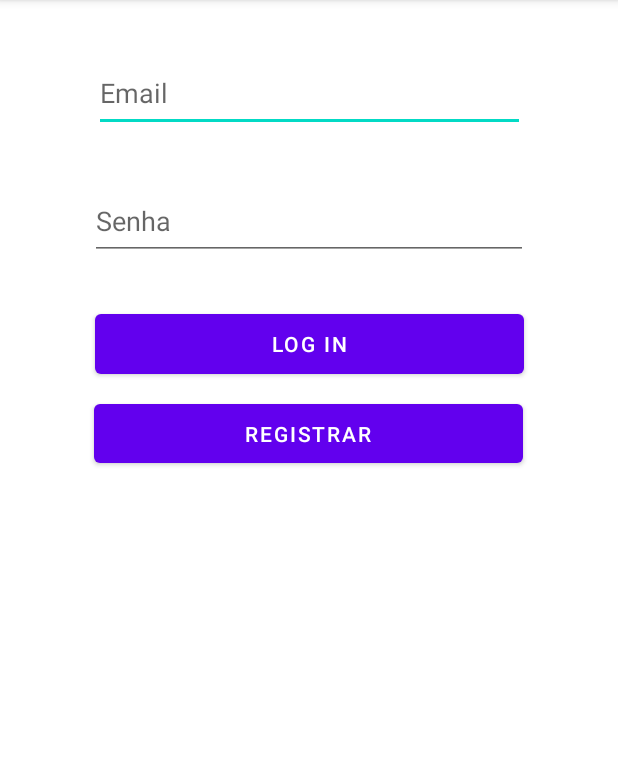
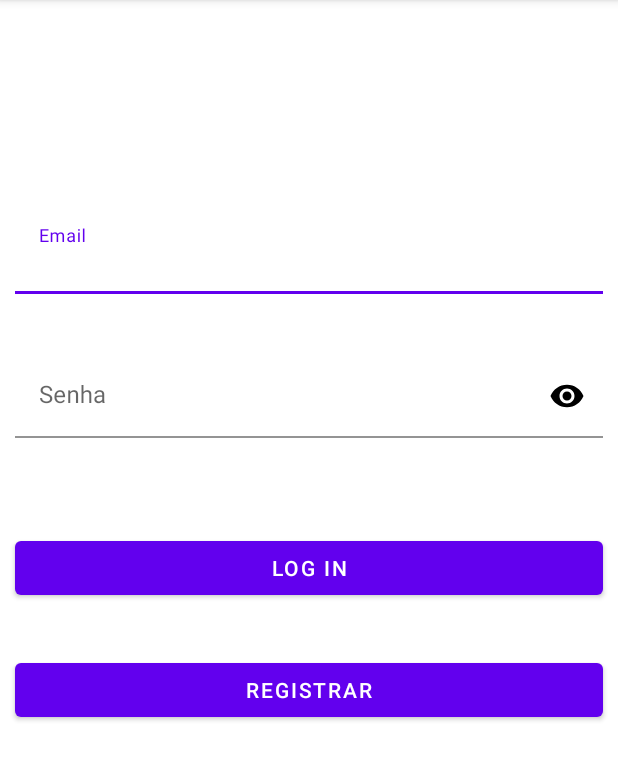
Before and after one commit to MarceloUMartins/Credenciais, an Android app: the screen it shows after launch (Login), on a phone screen of 412 x 824 dp, the part 84-865 px from its top. Run offline under Robolectric (Android 15) with nearby library versions, the phone set to English and light mode, and no system bars.

Commit message:
reorganizando tela de login com material design

```diff
--- a/app/src/main/res/layout/activity_login.xml
+++ b/app/src/main/res/layout/activity_login.xml
@@ -6,57 +6,91 @@
     android:layout_height="match_parent"
     tools:context=".Login">
 
+    <com.google.android.material.textfield.TextInputLayout
+        android:id="@+id/emailLogin_til"
+        android:layout_width="match_parent"
+        android:layout_height="wrap_content"
+        android:layout_marginStart="10dp"
+        android:layout_marginLeft="10dp"
+        android:layout_marginTop="140dp"
+        android:layout_marginEnd="10dp"
+        android:layout_marginRight="10dp"
+        android:layout_weight="1"
+        app:boxBackgroundColor="@android:color/transparent"
+        app:boxBackgroundMode="filled"
+        app:layout_constraintEnd_toEndOf="parent"
+        app:layout_constraintHorizontal_bias="1.0"
+        app:layout_constraintStart_toStartOf="parent"
+        app:layout_constraintTop_toTopOf="parent">
+
+        <com.google.android.material.textfield.TextInputEditText
+            android:id="@+id/editTextLoginEmail"
+            android:layout_width="match_parent"
+            android:layout_height="match_parent"
+            android:ems="10"
+            android:hint="Email"
+            android:inputType="textEmailAddress" />
+    </com.google.android.material.textfield.TextInputLayout>
+
+    <com.google.android.material.textfield.TextInputLayout
+        android:id="@+id/senhaLogin_til"
+        android:layout_width="match_parent"
+        android:layout_height="wrap_content"
+        android:layout_marginStart="10dp"
+        android:layout_marginLeft="10dp"
+        android:layout_marginEnd="10dp"
+        android:layout_marginRight="10dp"
+        android:layout_weight="1"
+        app:boxBackgroundColor="@android:color/transparent"
+        app:boxBackgroundMode="filled"
+        app:layout_constraintBottom_toBottomOf="parent"
+        app:layout_constraintEnd_toEndOf="parent"
+        app:layout_constraintHorizontal_bias="0.0"
+        app:layout_constraintStart_toStartOf="parent"
+        app:layout_constraintTop_toBottomOf="@+id/emailLogin_til"
+        app:layout_constraintVertical_bias="0.078"
+        app:passwordToggleEnabled="true"
+        app:passwordToggleTint="@color/black">
+
+        <com.google.android.material.textfield.TextInputEditText
+            android:id="@+id/editTextLoginSenha"
+            android:layout_width="match_parent"
+            android:layout_height="match_parent"
+            android:ems="10"
+            android:hint="Senha"
+            android:inputType="textPassword" />
+    </com.google.android.material.textfield.TextInputLayout>
+
     <Button
-        android:id="@+id/button2"
-        android:layout_width="286dp"
-        android:layout_height="0dp"
-        android:layout_marginBottom="453dp"
+        android:id="@+id/button"
+        android:layout_width="match_parent"
+        android:layout_height="wrap_content"
+        android:layout_marginStart="10dp"
+        android:layout_marginLeft="10dp"
+        android:layout_marginEnd="10dp"
+        android:layout_marginRight="10dp"
+        android:text="Log in"
+        app:layout_constraintBottom_toBottomOf="parent"
+        app:layout_constraintEnd_toEndOf="parent"
+        app:layout_constraintHorizontal_bias="1.0"
+        app:layout_constraintStart_toStartOf="parent"
+        app:layout_constraintTop_toBottomOf="@+id/senhaLogin_til"
+        app:layout_constraintVertical_bias="0.146" />
+
+    <Button
+        android:id="@+id/buttonRegistrar"
+        android:layout_width="match_parent"
+        android:layout_height="wrap_content"
+        android:layout_marginStart="10dp"
+        android:layout_marginLeft="10dp"
+        android:layout_marginEnd="10dp"
+        android:layout_marginRight="10dp"
+        android:onClick="registrar"
         android:text="Registrar"
         app:layout_constraintBottom_toBottomOf="parent"
         app:layout_constraintEnd_toEndOf="parent"
-        app:layout_constraintHorizontal_bias="0.496"
+        app:layout_constraintHorizontal_bias="0.0"
         app:layout_constraintStart_toStartOf="parent"
         app:layout_constraintTop_toBottomOf="@+id/button"
-        tools:ignore="TouchTargetSizeCheck" />
-
-    <EditText
-        android:id="@+id/tf_login"
-        android:layout_width="287dp"
-        android:layout_height="0dp"
-        android:layout_marginTop="36dp"
-        android:layout_marginBottom="34dp"
-        android:ems="10"
-        android:hint="Email"
-        android:inputType="textPersonName"
-        app:layout_constraintBottom_toTopOf="@+id/editTextTextPassword"
-        app:layout_constraintEnd_toEndOf="parent"
-        app:layout_constraintStart_toStartOf="parent"
-        app:layout_constraintTop_toTopOf="parent"
-        tools:ignore="TouchTargetSizeCheck" />
-
-    <Button
-        android:id="@+id/button"
-        android:layout_width="286dp"
-        android:layout_height="0dp"
-        android:layout_marginBottom="8dp"
-        android:text="Log in"
-        app:layout_constraintBottom_toTopOf="@+id/button2"
-        app:layout_constraintEnd_toEndOf="parent"
-        app:layout_constraintStart_toStartOf="parent"
-        app:layout_constraintTop_toBottomOf="@+id/editTextTextPassword"
-        tools:ignore="TouchTargetSizeCheck" />
-
-    <EditText
-        android:id="@+id/editTextTextPassword"
-        android:layout_width="292dp"
-        android:layout_height="0dp"
-        android:layout_marginBottom="30dp"
-        android:ems="10"
-        android:hint="Senha"
-        android:inputType="textPassword"
-        app:layout_constraintBottom_toTopOf="@+id/button"
-        app:layout_constraintEnd_toEndOf="parent"
-        app:layout_constraintStart_toStartOf="parent"
-        app:layout_constraintTop_toBottomOf="@+id/tf_login"
-        tools:ignore="TouchTargetSizeCheck" />
+        app:layout_constraintVertical_bias="0.105" />
 </androidx.constraintlayout.widget.ConstraintLayout>
```
